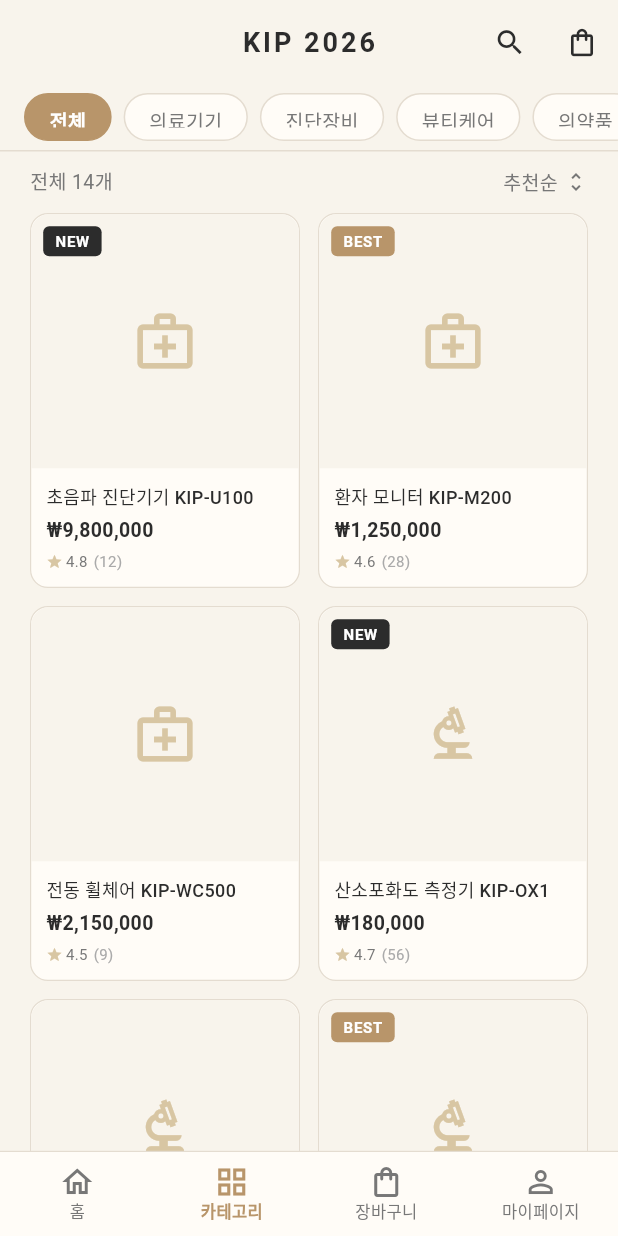
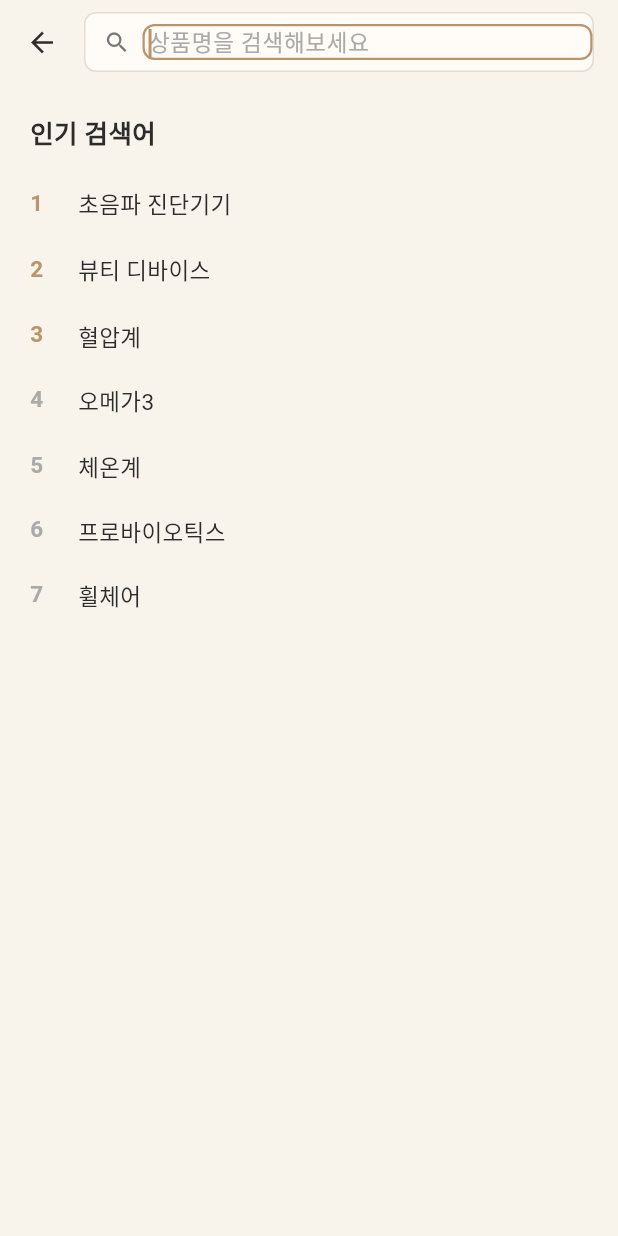
Before and after one commit to minwoopg/kunin_app, a Flutter app: the ProductListScreen screen opened by its route, after a tap on the "search" icon, on a phone screen of 412 x 824 dp. Run offline on Flutter 3.47's test engine with Material 3 defaults, Android fonts, the phone set to English and light mode, and no system bars; our stand-ins replace flutter_riverpod, flutter_secure_storage, go_router; accounts and stored records are empty; Roboto replaces fonts that are missing (Pretendard).

Commit message:
feat: 검색 화면 구현 및 홈-카테고리 연동 완성 (프론트 핵심 흐름 마무리)

```diff
--- a/lib/core/app_router.dart
+++ b/lib/core/app_router.dart
@@ -6,11 +6,13 @@ import '../features/auth/signup_screen.dart';
 import '../features/home/home_screen.dart';
 import '../features/product/product_list_screen.dart';
 import '../features/product/product_detail_screen.dart';
+import '../features/search/search_screen.dart';
 import '../features/cart/cart_screen.dart';
 import '../features/order/order_screen.dart';
 import '../features/order/order_complete_screen.dart';
 import '../features/mypage/mypage_screen.dart';
 import '../features/mypage/order_history_screen.dart';
+import '../data/models/product_model.dart';
 import '../shared/widgets/main_scaffold.dart';
 
 // ─────────────────────────────────────────
@@ -25,11 +27,17 @@ class AppRoutes {
   static const String home          = '/home';
   static const String productList   = '/products';
   static const String productDetail = '/products/:id';
+  static const String search        = '/search';
   static const String cart          = '/cart';
   static const String order         = '/order';
   static const String orderComplete = '/order/complete';
   static const String mypage        = '/mypage';
   static const String orderHistory  = '/mypage/orders';
+
+  /// 카테고리 필터가 적용된 상품 목록 경로 생성
+  static String productListWithCategory(ProductCategory category) {
+    return '$productList?category=${category.name}';
+  }
 }
 
 // ─────────────────────────────────────────
@@ -59,6 +67,12 @@ final GoRouter appRouter = GoRouter(
       builder: (context, state) => const OrderCompleteScreen(),
     ),
 
+    // 검색
+    GoRoute(
+      path: AppRoutes.search,
+      builder: (context, state) => const SearchScreen(),
+    ),
+
     // 메인 탭 (하단 네비 있음)
     ShellRoute(
       builder: (context, state, child) => MainScaffold(child: child),
@@ -69,7 +83,18 @@ final GoRouter appRouter = GoRouter(
         ),
         GoRoute(
           path: AppRoutes.productList,
-          builder: (context, state) => const ProductListScreen(),
+          builder: (context, state) {
+            // 쿼리 파라미터로 전달된 카테고리 (예: /products?category=medicalDevice)
+            final categoryParam = state.uri.queryParameters['category'];
+            ProductCategory? initialCategory;
+            if (categoryParam != null) {
+              initialCategory = ProductCategory.values.firstWhere(
+                (c) => c.name == categoryParam,
+                orElse: () => ProductCategory.medicalDevice,
+              );
+            }
+            return ProductListScreen(initialCategory: initialCategory);
+          },
         ),
         GoRoute(
           path: AppRoutes.cart,
--- a/lib/features/home/home_screen.dart
+++ b/lib/features/home/home_screen.dart
@@ -35,7 +35,7 @@ class HomeScreen extends ConsumerWidget {
         actions: [
           IconButton(
             icon: const Icon(Icons.search, color: AppColors.textMain),
-            onPressed: () {},
+            onPressed: () => context.push(AppRoutes.search),
           ),
           Stack(
             alignment: Alignment.center,
@@ -81,7 +81,7 @@ class HomeScreen extends ConsumerWidget {
 
               // 카테고리 바로가기
               _CategorySection(
-                onSelect: (cat) => context.go(AppRoutes.productList),
+                onSelect: (cat) => context.go(AppRoutes.productListWithCategory(cat)),
               ),
               const SizedBox(height: 28),
 
--- a/lib/features/product/product_list_screen.dart
+++ b/lib/features/product/product_list_screen.dart
@@ -10,7 +10,10 @@ import '../../shared/theme/app_theme.dart';
 enum SortType { recommend, priceAsc, priceDesc, newest }
 
 class ProductListScreen extends ConsumerStatefulWidget {
-  const ProductListScreen({super.key});
+  /// 진입 시 적용할 카테고리 (홈 화면에서 카테고리 클릭 시 전달됨)
+  final ProductCategory? initialCategory;
+
+  const ProductListScreen({super.key, this.initialCategory});
 
   @override
   ConsumerState<ProductListScreen> createState() => _ProductListScreenState();
@@ -19,6 +22,21 @@ class ProductListScreen extends ConsumerStatefulWidget {
 class _ProductListScreenState extends ConsumerState<ProductListScreen> {
   ProductCategory? _selectedCategory; // null = 전체
   SortType _sortType = SortType.recommend;
+
+  @override
+  void initState() {
+    super.initState();
+    _selectedCategory = widget.initialCategory;
+  }
+
+  @override
+  void didUpdateWidget(covariant ProductListScreen oldWidget) {
+    super.didUpdateWidget(oldWidget);
+    // 홈에서 다른 카테고리를 다시 선택했을 때도 반영
+    if (widget.initialCategory != oldWidget.initialCategory) {
+      setState(() => _selectedCategory = widget.initialCategory);
+    }
+  }
 
   List<Product> get _products {
     var list = MockProducts.byCategory(_selectedCategory);
@@ -112,7 +130,7 @@ class _ProductListScreenState extends ConsumerState<ProductListScreen> {
         actions: [
           IconButton(
             icon: const Icon(Icons.search, color: AppColors.textMain),
-            onPressed: () {},
+            onPressed: () => context.push(AppRoutes.search),
           ),
           Stack(
             alignment: Alignment.center,
@@ -141,6 +159,7 @@ class _ProductListScreenState extends ConsumerState<ProductListScreen> {
                 ),
             ],
           ),
+          const SizedBox(width: 4),
         ],
       ),
       body: Column(
--- /dev/null
+++ b/lib/features/search/search_screen.dart
@@ -0,0 +1,372 @@
+import 'package:flutter/material.dart';
+import 'package:flutter_riverpod/flutter_riverpod.dart';
+import 'package:go_router/go_router.dart';
+import '../../core/providers/cart_provider.dart';
+import '../../data/mock/mock_products.dart';
+import '../../data/models/product_model.dart';
+import '../../shared/theme/app_theme.dart';
+
+class SearchScreen extends ConsumerStatefulWidget {
+  const SearchScreen({super.key});
+
+  @override
+  ConsumerState<SearchScreen> createState() => _SearchScreenState();
+}
+
+class _SearchScreenState extends ConsumerState<SearchScreen> {
+  final _controller = TextEditingController();
+  final _focusNode = FocusNode();
+
+  String _query = '';
+  List<Product> _results = [];
+
+  // 임시 인기 검색어
+  static const _popularKeywords = [
+    '초음파 진단기기', '뷰티 디바이스', '혈압계', '오메가3', '체온계', '프로바이오틱스', '휠체어',
+  ];
+
+  // 최근 검색어 (메모리 저장)
+  final List<String> _recentKeywords = [];
+
+  @override
+  void initState() {
+    super.initState();
+    WidgetsBinding.instance.addPostFrameCallback((_) {
+      _focusNode.requestFocus();
+    });
+  }
+
+  @override
+  void dispose() {
+    _controller.dispose();
+    _focusNode.dispose();
+    super.dispose();
+  }
+
+  void _onSearch(String keyword) {
+    final trimmed = keyword.trim();
+    if (trimmed.isEmpty) return;
+
+    setState(() {
+      _query = trimmed;
+      _controller.text = trimmed;
+      _results = MockProducts.search(trimmed);
+
+      _recentKeywords.remove(trimmed);
+      _recentKeywords.insert(0, trimmed);
+      if (_recentKeywords.length > 8) _recentKeywords.removeLast();
+    });
+    _focusNode.unfocus();
+  }
+
+  void _clear() {
+    setState(() {
+      _query = '';
+      _controller.clear();
+      _results = [];
+    });
+    _focusNode.requestFocus();
+  }
+
+  void _removeRecent(String keyword) {
+    setState(() => _recentKeywords.remove(keyword));
+  }
+
+  @override
+  Widget build(BuildContext context) {
+    return Scaffold(
+      backgroundColor: AppColors.background,
+      appBar: AppBar(
+        backgroundColor: AppColors.background,
+        titleSpacing: 0,
+        title: Container(
+          height: 40,
+          margin: const EdgeInsets.only(right: 16),
+          decoration: BoxDecoration(
+            color: AppColors.cardBackground,
+            borderRadius: BorderRadius.circular(8),
+            border: Border.all(color: AppColors.border),
+          ),
+          child: Row(
+            children: [
+              const SizedBox(width: 12),
+              const Icon(Icons.search, size: 18, color: AppColors.textSub),
+              const SizedBox(width: 8),
+              Expanded(
+                child: TextField(
+                  controller: _controller,
+                  focusNode: _focusNode,
+                  textInputAction: TextInputAction.search,
+                  style: AppTextStyles.body2.copyWith(color: AppColors.textMain),
+                  decoration: const InputDecoration(
+                    hintText: '상품명을 검색해보세요',
+                    border: InputBorder.none,
+                    isDense: true,
+                    contentPadding: EdgeInsets.zero,
+                    filled: false,
+                  ),
+                  onSubmitted: _onSearch,
+                ),
+              ),
+              if (_controller.text.isNotEmpty)
+                GestureDetector(
+                  onTap: _clear,
+                  child: const Padding(
+                    padding: EdgeInsets.symmetric(horizontal: 10),
+                    child: Icon(Icons.close, size: 16, color: AppColors.textHint),
+                  ),
+                ),
+            ],
+          ),
+        ),
+      ),
+      body: _query.isEmpty ? _buildSuggestions() : _buildResults(),
+    );
+  }
+
+  // ── 검색 전: 인기/최근 검색어 ───────────────
+  Widget _buildSuggestions() {
+    return SingleChildScrollView(
+      padding: const EdgeInsets.all(20),
+      child: Column(
+        crossAxisAlignment: CrossAxisAlignment.start,
+        children: [
+          if (_recentKeywords.isNotEmpty) ...[
+            Row(
+              mainAxisAlignment: MainAxisAlignment.spaceBetween,
+              children: [
+                const Text('최근 검색어', style: AppTextStyles.h3),
+                GestureDetector(
+                  onTap: () => setState(() => _recentKeywords.clear()),
+                  child: Text('전체삭제', style: AppTextStyles.body2.copyWith(color: AppColors.textSub)),
+                ),
+              ],
+            ),
+            const SizedBox(height: 12),
+            Wrap(
+              spacing: 8, runSpacing: 8,
+              children: _recentKeywords.map((k) => _RecentChip(
+                label: k,
+                onTap: () => _onSearch(k),
+                onRemove: () => _removeRecent(k),
+              )).toList(),
+            ),
+            const SizedBox(height: 28),
+          ],
+
+          const Text('인기 검색어', style: AppTextStyles.h3),
+          const SizedBox(height: 12),
+          ...List.generate(_popularKeywords.length, (i) {
+            final keyword = _popularKeywords[i];
+            return InkWell(
+              onTap: () => _onSearch(keyword),
+              child: Padding(
+                padding: const EdgeInsets.symmetric(vertical: 10),
+                child: Row(
+                  children: [
+                    SizedBox(
+                      width: 24,
+                      child: Text('${i + 1}',
+                        style: AppTextStyles.body1.copyWith(
+                          fontWeight: FontWeight.w700,
+                          color: i < 3 ? AppColors.primary : AppColors.textHint,
+                        ),
+                      ),
+                    ),
+                    const SizedBox(width: 8),
+                    Text(keyword, style: AppTextStyles.body1),
+                  ],
+                ),
+              ),
+            );
+          }),
+        ],
+      ),
+    );
+  }
+
+  // ── 검색 결과 ──────────────────────────────
+  Widget _buildResults() {
+    if (_results.isEmpty) {
+      return Center(
+        child: Column(
+          mainAxisSize: MainAxisSize.min,
+          children: [
+            const Icon(Icons.search_off, size: 48, color: AppColors.textHint),
+            const SizedBox(height: 16),
+            Text("'$_query'에 대한 검색결과가 없습니다.", style: AppTextStyles.body2),
+            const SizedBox(height: 6),
+            const Text('다른 검색어로 시도해보세요.', style: AppTextStyles.caption),
+          ],
+        ),
+      );
+    }
+
+    final cartCount = ref.watch(cartCountProvider);
+
+    return Column(
+      crossAxisAlignment: CrossAxisAlignment.start,
+      children: [
+        Padding(
+          padding: const EdgeInsets.fromLTRB(20, 16, 20, 8),
+          child: Row(
+            children: [
+              Text("'$_query' 검색결과 ", style: AppTextStyles.body2),
+              Text('${_results.length}개', style: AppTextStyles.body2.copyWith(
+                color: AppColors.primary, fontWeight: FontWeight.w700,
+              )),
+              const Spacer(),
+              if (cartCount > 0)
+                Text('장바구니 $cartCount', style: AppTextStyles.caption),
+            ],
+          ),
+        ),
+        Expanded(
+          child: GridView.builder(
+            padding: const EdgeInsets.fromLTRB(20, 0, 20, 24),
+            gridDelegate: const SliverGridDelegateWithFixedCrossAxisCount(
+              crossAxisCount: 2,
+              crossAxisSpacing: 12,
+              mainAxisSpacing: 12,
+              childAspectRatio: 0.72,
+            ),
+            itemCount: _results.length,
+            itemBuilder: (context, i) {
+              final product = _results[i];
+              return _SearchResultCard(
+                product: product,
+                onTap: () => context.push('/products/${product.id}'),
+              );
+            },
+          ),
+        ),
+      ],
+    );
+  }
+}
+
+// ── 최근 검색어 칩 ──────────────────────────
+class _RecentChip extends StatelessWidget {
+  final String label;
+  final VoidCallback onTap;
+  final VoidCallback onRemove;
+
+  const _RecentChip({required this.label, required this.onTap, required this.onRemove});
+
+  @override
+  Widget build(BuildContext context) {
+    return GestureDetector(
+      onTap: onTap,
+      child: Container(
+        padding: const EdgeInsets.symmetric(horizontal: 12, vertical: 7),
+        decoration: BoxDecoration(
+          color: AppColors.cardBackground,
+          borderRadius: BorderRadius.circular(20),
+          border: Border.all(color: AppColors.border),
+        ),
+        child: Row(
+          mainAxisSize: MainAxisSize.min,
+          children: [
+            Text(label, style: AppTextStyles.body2),
+            const SizedBox(width: 6),
+            GestureDetector(
+              onTap: onRemove,
+              child: const Icon(Icons.close, size: 13, color: AppColors.textHint),
+            ),
+          ],
+        ),
+      ),
+    );
+  }
+}
+
+// ── 검색 결과 카드 ──────────────────────────
+class _SearchResultCard extends StatelessWidget {
+  final Product product;
+  final VoidCallback onTap;
+
+  const _SearchResultCard({required this.product, required this.onTap});
+
+  @override
+  Widget build(BuildContext context) {
+    return GestureDetector(
+      onTap: onTap,
+      child: Container(
+        decoration: BoxDecoration(
+          color: AppColors.cardBackground,
+          borderRadius: BorderRadius.circular(12),
+          border: Border.all(color: AppColors.border, width: 0.8),
+        ),
+        child: Column(
+          crossAxisAlignment: CrossAxisAlignment.start,
+          children: [
+            Expanded(
+              child: Stack(
+                children: [
+                  Container(
+                    width: double.infinity,
+                    decoration: const BoxDecoration(
+                      color: AppColors.background,
+                      borderRadius: BorderRadius.vertical(top: Radius.circular(12)),
+                    ),
+                    child: Center(
+                      child: Icon(_iconForCategory(product.category),
+                        size: 44, color: AppColors.premiumPoint),
+                    ),
+                  ),
+                  if (product.isSoldOut)
+                    Positioned.fill(
+                      child: Container(
+                        decoration: BoxDecoration(
+                          color: Colors.black.withOpacity(0.35),
+                          borderRadius: const BorderRadius.vertical(top: Radius.circular(12)),
+                        ),
+                        child: const Center(
+                          child: Text('SOLD OUT',
+                            style: TextStyle(color: AppColors.white, fontWeight: FontWeight.w700,
+                              fontSize: 13, letterSpacing: 1),
+                          ),
+                        ),
+                      ),
+                    ),
+                ],
+              ),
+            ),
+            Padding(
+              padding: const EdgeInsets.all(10),
+              child: Column(
+                crossAxisAlignment: CrossAxisAlignment.start,
+                children: [
+                  Text(product.name,
+                    style: const TextStyle(
+                      fontFamily: 'Pretendard', fontSize: 12,
+                      fontWeight: FontWeight.w500, color: AppColors.textMain,
+                    ),
+                    maxLines: 2, overflow: TextOverflow.ellipsis,
+                  ),
+                  const SizedBox(height: 4),
+                  Text(product.formattedPrice,
+                    style: const TextStyle(
+                      fontFamily: 'Pretendard', fontSize: 13,
+                      fontWeight: FontWeight.w700, color: AppColors.textMain,
+                    ),
+                  ),
+                ],
+              ),
+            ),
+          ],
+        ),
+      ),
+    );
+  }
+
+  IconData _iconForCategory(ProductCategory category) {
+    switch (category) {
+      case ProductCategory.medicalDevice: return Icons.medical_services_outlined;
+      case ProductCategory.diagnostic:    return Icons.biotech_outlined;
+      case ProductCategory.beautyCare:    return Icons.spa_outlined;
+      case ProductCategory.medicine:      return Icons.medication_outlined;
+      case ProductCategory.health:        return Icons.health_and_safety_outlined;
+    }
+  }
+}
```
